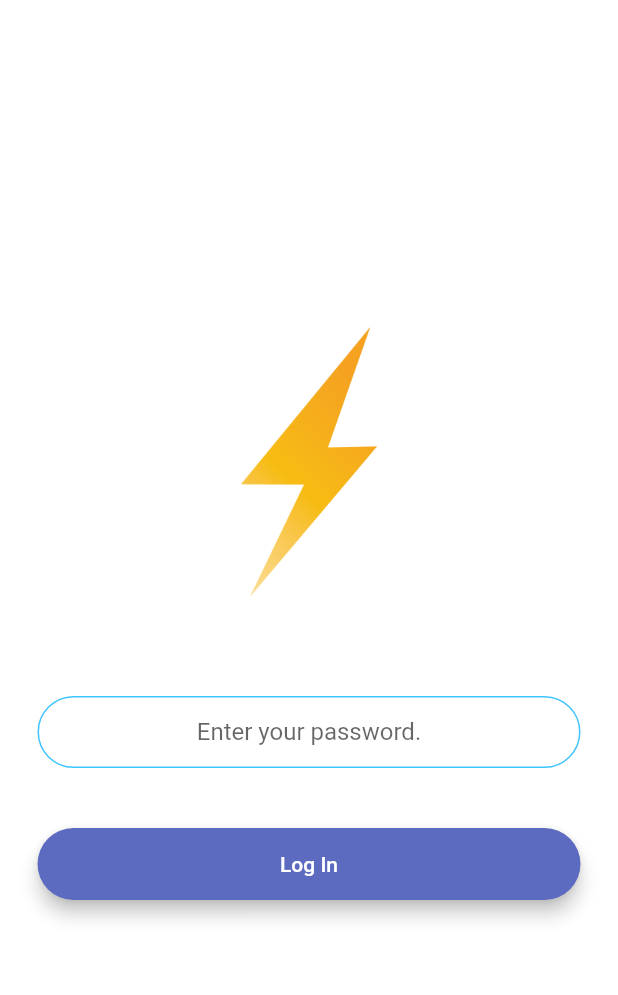
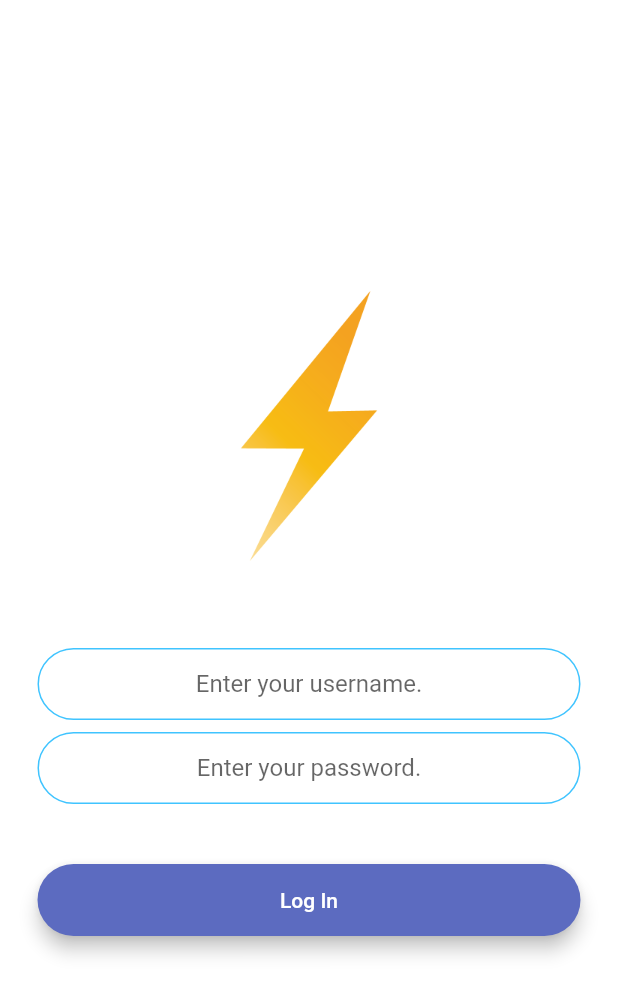
Before and after one commit to sarveshsrv/Hey-there, a Flutter app: the LoginScreen screen opened by its route, on a phone screen of 412 x 824 dp. Shown: the top 995 px of the screen. Run offline on Flutter 3.47's test engine with Material 2 defaults, Android fonts, the phone set to English and light mode, and no system bars; our stand-ins replace animated_text_kit, cloud_firestore, firebase_auth, firebase_core, modal_progress_hud; accounts and stored records are empty; statements that could not run were skipped.

Commit message:
Text field added

```diff
--- a/lib/screens/login_screen.dart
+++ b/lib/screens/login_screen.dart
@@ -39,16 +39,16 @@ class _LoginScreenState extends State<LoginScreen> {
               SizedBox(
                 height: 48.0,
               ),
-              // TextField(
-              //   keyboardType: TextInputType.emailAddress,
-              //   textAlign: TextAlign.center,
-              //   onChanged: (value) {
-              //     email = value;
-              //     //Do something with the user input.
-              //   },
-              //   decoration: kTextfieldDecoration.copyWith(
-              //       hintText: 'Enter your username.'),
-              // ),
+              TextField(
+                keyboardType: TextInputType.emailAddress,
+                textAlign: TextAlign.center,
+                onChanged: (value) {
+                  email = value;
+                  //Do something with the user input.
+                },
+                decoration: kTextfieldDecoration.copyWith(
+                    hintText: 'Enter your username.'),
+              ),
               SizedBox(
                 height: 8.0,
               ),
```
